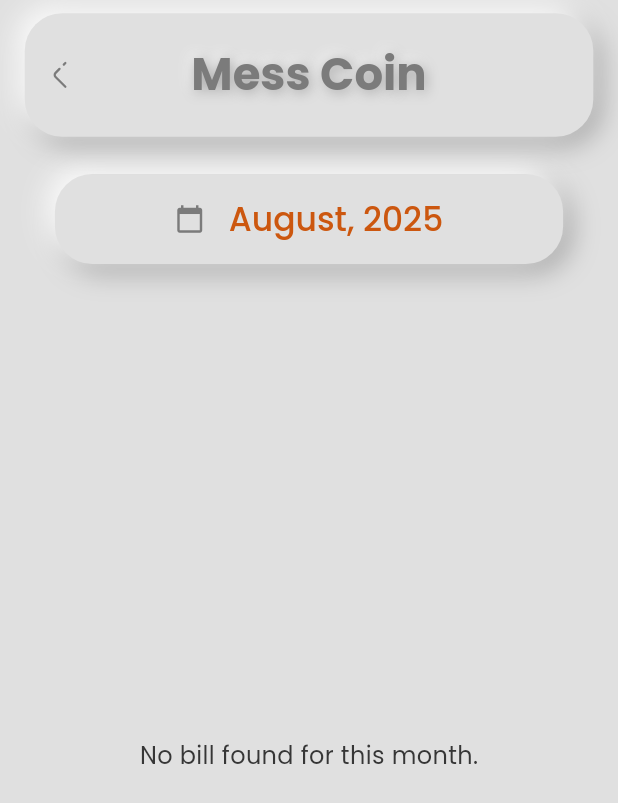
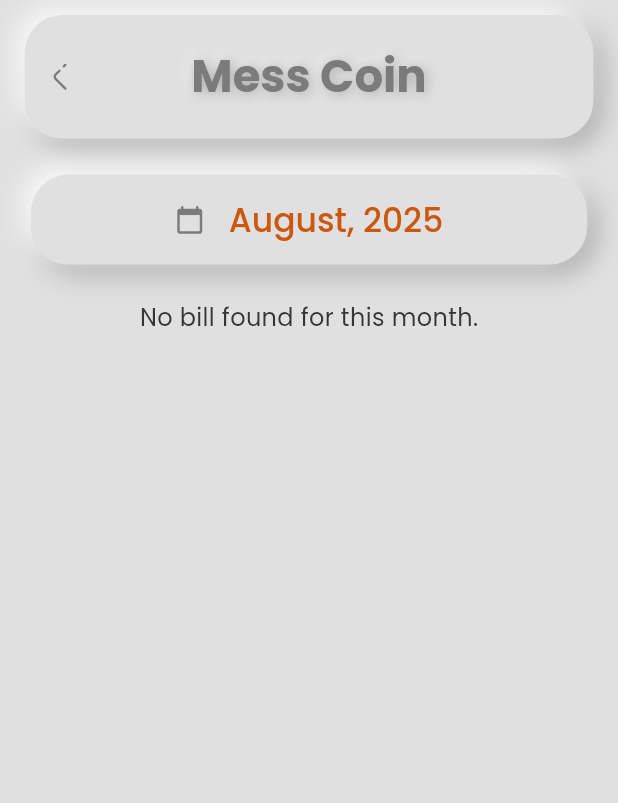
Before and after one commit to gaurav-33/messcoin, a Flutter app: the BillView screen opened by its route, on a phone screen of 412 x 824 dp. Shown: the top 803 px of the screen. Run offline on Flutter 3.47's test engine with Material 3 defaults, Android fonts, the phone set to English and light mode, and no system bars; our stand-ins replace dio, fl_chart, flutter_dotenv, flutter_svg, get, hive and 5 more; missing offline and left inert: file_saver; accounts and stored records are empty; network calls fail.

Commit message:
Implement feedback and student registration image upload functionality; enhance meal time logic and UI interactions across various views.

```diff
--- a/lib/mess_admin/views/student_view.dart
+++ b/lib/mess_admin/views/student_view.dart
@@ -10,6 +10,7 @@ import '../../mess_admin/controllers/student_controller.dart';
 import '../../utils/extensions.dart';
 import '../../utils/responsive.dart';
 import '../../../../core/widgets/neu_button.dart';
+import '../../utils/show_image_dialog.dart';
 
 class StudentView extends StatelessWidget {
   const StudentView({super.key});
@@ -272,6 +273,8 @@ class StudentView extends StatelessWidget {
         SizedBox(
           width: 80,
           height: 80,
+          child: GestureDetector(
+            onTap: () => showImageDialog(context, student.imageUrl),
             child: ClipOval(
               child: FadeInImage(
                 image: NetworkImage(student.imageUrl),
@@ -282,6 +285,7 @@ class StudentView extends StatelessWidget {
                   fit: BoxFit.cover,
                   width: 80,
                   height: 80,
+                ),
               ),
             ),
           ),
--- a/lib/student/views/bill_view.dart
+++ b/lib/student/views/bill_view.dart
@@ -15,19 +15,15 @@ class BillView extends StatelessWidget {
   Widget build(BuildContext context) {
     final BillController controller = Get.put(BillController());
     return Scaffold(
-      appBar: PreferredSize(
-        preferredSize: const Size.fromHeight(100),
-        child: NeuAppBar(
-          toBack: true,
-        ),
-      ),
-      body: Center(
-        child: SizedBox(
-          width: Responsive.contentWidth(context),
+      body: SafeArea(
+        child: SingleChildScrollView(
           child: Padding(
-            padding: const EdgeInsets.all(16.0),
+            padding: const EdgeInsets.symmetric(horizontal: 8.0),
             child: Column(
               children: [
+                const SizedBox(height: 10),
+                const NeuAppBar(toBack: true),
+                const SizedBox(height: 24),
                 GestureDetector(
                   onTap: () async {
                     final picked = await showMonthPicker(
@@ -42,6 +38,7 @@ class BillView extends StatelessWidget {
                   },
                   child: NeuContainer(
                     padding: const EdgeInsets.all(16),
+                    width: Responsive.contentWidth(context),
                     child: Row(
                       mainAxisAlignment: MainAxisAlignment.center,
                       children: [
@@ -57,8 +54,7 @@ class BillView extends StatelessWidget {
                   ),
                 ),
                 const SizedBox(height: 24),
-                Expanded(
-                  child: Obx(() {
+                Obx(() {
                   if (controller.isLoading.value) {
                     return const Center(child: NeuLoader());
                   }
@@ -69,10 +65,12 @@ class BillView extends StatelessWidget {
                     );
                   }
                   if (controller.bill.value == null) {
-                      return const Center(child: Text('No bill found for this month.'));
+                    return const Center(
+                        child: Text('No bill found for this month.'));
                   }
                   final bill = controller.bill.value!;
                   return NeuContainer(
+                    width: Responsive.contentWidth(context),
                     padding: const EdgeInsets.all(24),
                     child: Column(
                       crossAxisAlignment: CrossAxisAlignment.stretch,
@@ -91,7 +89,6 @@ class BillView extends StatelessWidget {
                     ),
                   );
                 }),
-                ),
               ],
             ),
           ),
@@ -100,7 +97,8 @@ class BillView extends StatelessWidget {
     );
   }
 
-  Widget _buildBillRow(String title, String value, {bool isTotal = false, Color? statusColor}) {
+  Widget _buildBillRow(String title, String value,
+      {bool isTotal = false, Color? statusColor}) {
     return Padding(
       padding: const EdgeInsets.symmetric(vertical: 8.0),
       child: Row(
--- a/lib/student/views/history_view.dart
+++ b/lib/student/views/history_view.dart
@@ -45,6 +45,7 @@ class HistoryView extends StatelessWidget {
                     child: SizedBox(
                       width: Responsive.contentWidth(context),
                       child: ListView.builder(
+                        padding: const EdgeInsets.symmetric(horizontal: 16.0),
                         itemCount: controller.historyItems.length,
                         itemBuilder: (context, index) {
                           final item = controller.historyItems[index];
@@ -89,7 +90,7 @@ class HistoryView extends StatelessWidget {
             : Icons.circle;
 
     return Padding(
-      padding: const EdgeInsets.symmetric(vertical: 8.0, horizontal: 16),
+      padding: const EdgeInsets.symmetric(vertical: 8.0),
       child: GestureDetector(
         onTap: () => _showDetailsDialog(context, item, controller),
         child: NeuContainer(
--- a/lib/student/views/leave_view.dart
+++ b/lib/student/views/leave_view.dart
@@ -58,7 +58,8 @@ class LeaveView extends StatelessWidget {
                             },
                           ),
                         ),
-                        _buildPaginationControls(context, controller),
+                        if (controller.studentLeaveTotalPages > 1)
+                          _buildPaginationControls(context, controller),
                       ],
                     ),
                   ),
--- a/lib/student/views/profile_view.dart
+++ b/lib/student/views/profile_view.dart
@@ -8,6 +8,7 @@ import '../../../../core/models/student_model.dart';
 import '../../../../core/widgets/input_field.dart';
 import '../../../../core/widgets/neu_button.dart';
 import '../../../../utils/responsive.dart';
+import '../../utils/show_image_dialog.dart';
 import '../controllers/dashboard_controller.dart';
 
 class ProfileView extends StatelessWidget {
@@ -67,12 +68,15 @@ class ProfileView extends StatelessWidget {
         NeuContainer(
           shape: BoxShape.circle,
           padding: const EdgeInsets.all(8),
+          child: GestureDetector(
+            onTap: () => showImageDialog(context, studentModel?.imageUrl ?? ''),
             child: CircleAvatar(
               radius: 60,
               backgroundColor: AppColors.bgColor,
               backgroundImage: studentModel?.imageUrl != ''
                   ? NetworkImage(studentModel!.imageUrl)
                   : AssetImage('assets/images/profile.png'),
+            ),
           ),
         ),
         const SizedBox(height: 18),
```
Also changed, not shown: lib/core/services/feedback_service.dart (+12 -1 lines), lib/core/services/student_service.dart (+8 -3 lines), lib/mess_admin/controllers/transaction_controller.dart (+9 -8 lines), lib/mess_admin/widgets/utility_widget.dart (+5 -3 lines), lib/student/controllers/payment_controller.dart (+6 -5 lines), lib/student/views/id_card_view.dart (+12 -3 lines), lib/student/views/view_feedback_view.dart (+13 -106 lines), lib/utils/show_image_dialog.dart (added, +30 -0 lines). Lines whose indentation alone changed are shown as unchanged.
